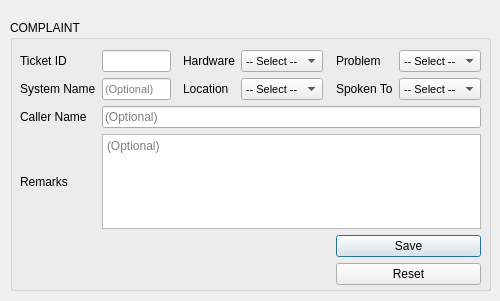
The window that complaint.ui (Rahul-Mac/hsm) describes before a commit, drawn with Qt 5.
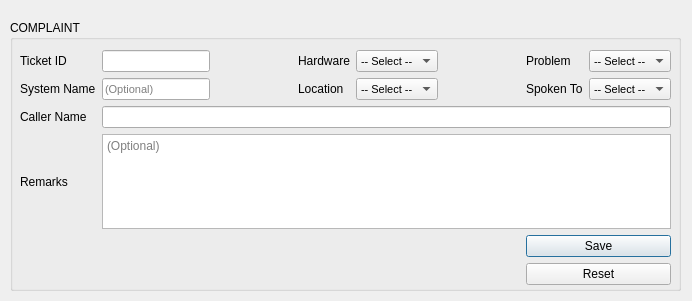
The same window after the commit.

Commit message: Changed 'Caller Name' field status

Diff of the .ui file:
```diff
--- a/complaint.ui
+++ b/complaint.ui
@@ -9,7 +9,7 @@
    <rect>
     <x>0</x>
     <y>0</y>
-    <width>500</width>
+    <width>692</width>
     <height>301</height>
    </rect>
   </property>
@@ -21,7 +21,7 @@
     <rect>
      <x>10</x>
      <y>20</y>
-     <width>481</width>
+     <width>671</width>
      <height>271</height>
     </rect>
    </property>
@@ -33,7 +33,7 @@
      <rect>
       <x>10</x>
       <y>30</y>
-      <width>461</width>
+      <width>651</width>
       <height>235</height>
      </rect>
     </property>
@@ -176,7 +176,7 @@
      <item row="3" column="1" colspan="7">
       <widget class="QLineEdit" name="opt_name">
        <property name="placeholderText">
-        <string>(Optional)</string>
+        <string/>
        </property>
       </widget>
      </item>
```
The commit also changes 1 other file.
